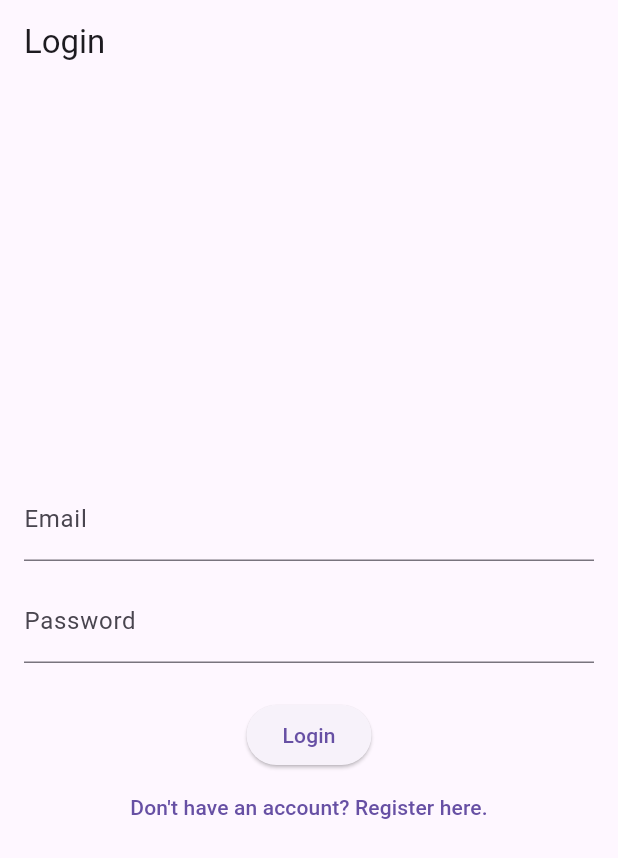
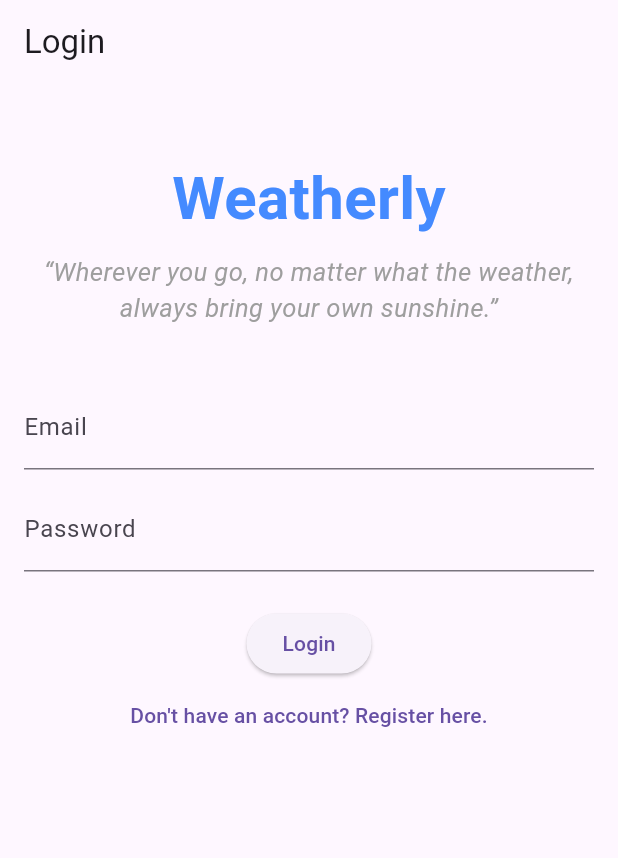
Before and after one commit to Gregory-Vaughan/MAD-Project-2_WeatherApp, a Flutter app: the screen it shows after launch, on a phone screen of 412 x 824 dp. Shown: the top 858 px of the screen. Run offline on Flutter 3.47's test engine with Material 3 defaults, Android fonts, the phone set to English and light mode, and no system bars; our stand-ins replace firebase_auth, firebase_core; accounts and stored records are empty.

Commit message:
Updated the UI for login screen

```diff
--- a/weatherly/lib/main.dart
+++ b/weatherly/lib/main.dart
@@ -113,9 +113,30 @@ class _LoginScreenState extends State<LoginScreen> {
       appBar: AppBar(title: const Text("Login")),
       body: Padding(
         padding: const EdgeInsets.all(16.0),
+        child: SingleChildScrollView(
           child: Column(
             mainAxisAlignment: MainAxisAlignment.center,
             children: [
+              const SizedBox(height: 32),
+              const Text(
+                "Weatherly",
+                style: TextStyle(
+                  fontSize: 40,
+                  fontWeight: FontWeight.bold,
+                  color: Colors.blueAccent,
+                ),
+              ),
+              const SizedBox(height: 8),
+              const Text(
+                "“Wherever you go, no matter what the weather, always bring your own sunshine.”",
+                textAlign: TextAlign.center,
+                style: TextStyle(
+                  fontSize: 17,
+                  fontStyle: FontStyle.italic,
+                  color: Colors.grey,
+                ),
+              ),
+              const SizedBox(height: 40),
               TextField(
                 controller: emailController,
                 decoration: const InputDecoration(labelText: "Email"),
@@ -138,6 +159,7 @@ class _LoginScreenState extends State<LoginScreen> {
                 child: const Text("Don't have an account? Register here."),
               ),
             ],
+          ),
         ),
       ),
     );
@@ -177,10 +199,18 @@ class _RegisterScreenState extends State<RegisterScreen> {
       password: passwordController.text.trim(),
     );
 
+    // ✅ Show success message
+    ScaffoldMessenger.of(context).showSnackBar(
+      const SnackBar(content: Text("Registration successful")),
+    );
+
+    // ✅ Wait briefly so user sees the message
+    await Future.delayed(const Duration(seconds: 1));
+
+    // ✅ Then return to Login screen
     Navigator.of(context).pushReplacement(
       MaterialPageRoute(builder: (context) => const LoginScreen()),
     );
-
   } on FirebaseAuthException catch (e) {
     ScaffoldMessenger.of(context).showSnackBar(
       SnackBar(content: Text(e.message ?? "Registration failed")),
```
Lines whose indentation alone changed are shown as unchanged.
